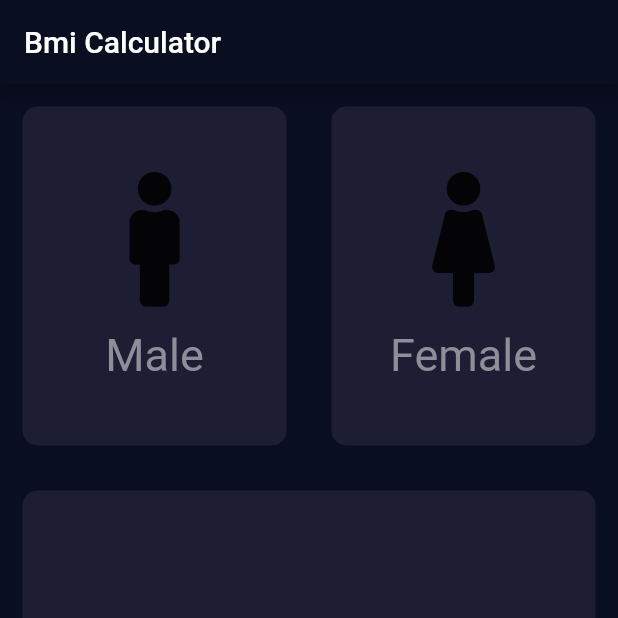
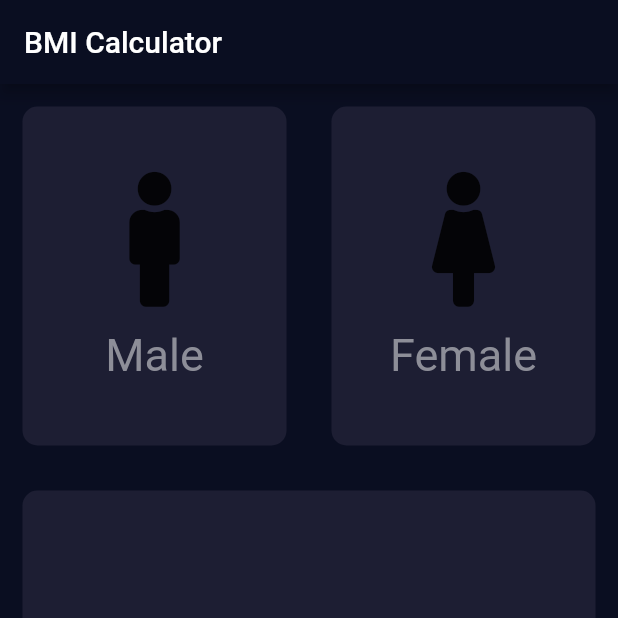
Before and after one commit to Faisalvlog/new_bmi_calculator, a Flutter app: the screen it shows after launch, on a phone screen of 412 x 824 dp, the top half of it. Run offline on Flutter 3.47's test engine with Material 2 defaults, Android fonts, the phone set to English and light mode, and no system bars; our stand-ins replace font_awesome_flutter.

Commit message:
Lecture 57 and part 4 done and change title text

```diff
--- a/lib/MyHomePage.dart
+++ b/lib/MyHomePage.dart
@@ -15,7 +15,7 @@ class _MyHomePageState extends State<MyHomePage> {
   Widget build(BuildContext context){
     return Scaffold(
       appBar: AppBar(
-        title: Text("Bmi Calculator"),
+        title: Text("BMI Calculator"),
       ),
       body: Column(
         children: <Widget>[
```
